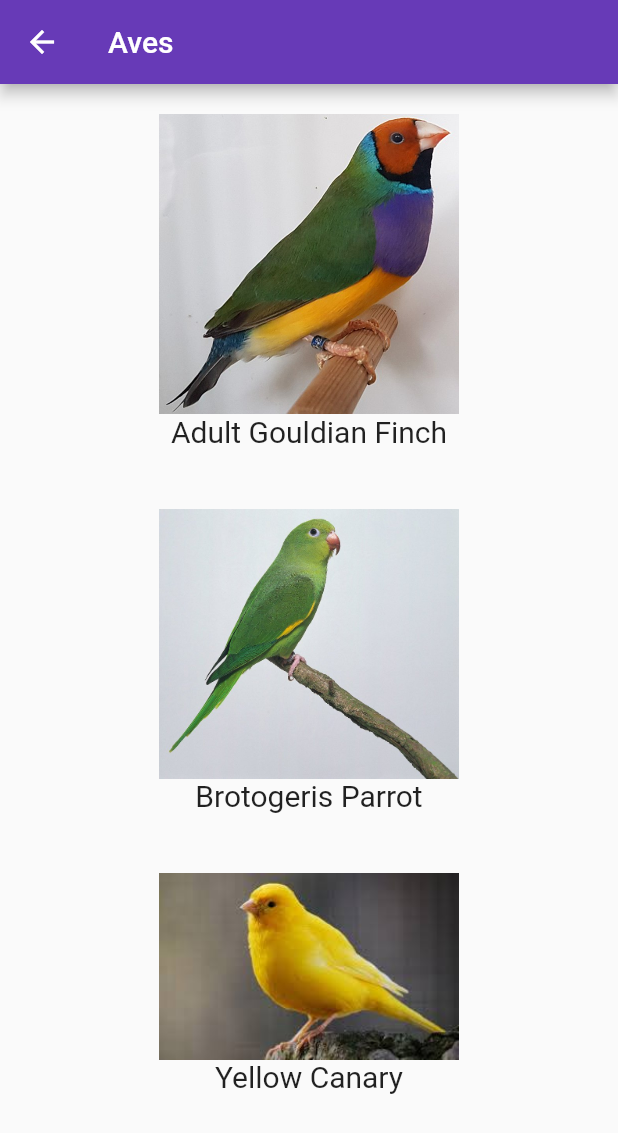
After one commit to m60miguel/NewbiePets, a Flutter app: the BirdsPage screen opened directly, on a phone screen of 412 x 824 dp. The commit adds this screen. Shown: the top 1133 px of the screen. Run offline on Flutter 3.47's test engine with Material 2 defaults, Android fonts, the phone set to English and light mode, and no system bars; our stand-ins replace font_awesome_flutter, google_maps_flutter.

Commit message:
Birds page creation and integration into pets page

```diff
--- /dev/null
+++ b/newbiepets_flutter/lib/pages/birds.dart
@@ -0,0 +1,42 @@
+import 'package:flutter/material.dart';
+
+class BirdsPage extends StatelessWidget {
+  @override
+  Widget build(BuildContext context) {
+    return new Scaffold(
+      appBar: new AppBar(
+        title: new Text("Aves"),
+      ),
+      body: new ListView(
+        children: <Widget>[
+          new ListBirds(imageBird: "adult-gouldian-finch.jpg", nameBird: "Adult Gouldian Finch"),
+          new ListBirds(imageBird: "brotogeris-parrot.jpg", nameBird: "Brotogeris Parrot"),
+          new ListBirds(imageBird: "yellow-canary.jpg", nameBird: "Yellow Canary")
+        ],
+      ),
+    );
+  }
+}
+
+class ListBirds extends StatelessWidget {
+
+  ListBirds ({this.imageBird, this.nameBird});
+
+  final String imageBird;
+  final String nameBird;
+
+  @override
+  Widget build(BuildContext context) {
+    return new Container(
+      padding: new EdgeInsets.all(20.0),
+      child: new Center(
+        child: new Column(
+          children: <Widget>[
+            new Image.asset('images/birds/'+imageBird, width: 200.0),
+            new Text(nameBird, style: new TextStyle(fontSize: 20.0))
+          ],
+        ),
+      ),
+    );
+  }
+}
--- a/newbiepets_flutter/lib/pages/pets.dart
+++ b/newbiepets_flutter/lib/pages/pets.dart
@@ -1,6 +1,7 @@
 import 'package:flutter/material.dart';
 import 'package:newbiepets_flutter/pages/dogs.dart';
 import 'package:newbiepets_flutter/pages/cats.dart';
+import 'package:newbiepets_flutter/pages/birds.dart';
 
 class PetsPage extends StatelessWidget {
   @override
@@ -95,6 +96,12 @@ class PetsPage extends StatelessWidget {
                     ),
                     ListTile(
                       title: Text('Aves'),
+                      onTap: () {
+                        Navigator.push(
+                            context,
+                            MaterialPageRoute(
+                                builder: (context) => BirdsPage()));
+                      },
                     )
                   ],
                 ),
--- a/newbiepets_flutter/pubspec.yaml
+++ b/newbiepets_flutter/pubspec.yaml
@@ -61,6 +61,9 @@ flutter:
     - images/cats/american-shorthair.jpg
     - images/cats/bombay.jpg
     - images/cats/korat.jpg
+    - images/birds/adult-gouldian-finch.jpg
+    - images/birds/brotogeris-parrot.jpg
+    - images/birds/yellow-canary.jpg
 
   # An image asset can refer to one or more resolution-specific "variants", see
   # https://flutter.dev/assets-and-images/#resolution-aware.
```
Also changed, not shown: newbiepets_flutter/images/birds/adult-gouldian-finch.jpg (added), newbiepets_flutter/images/birds/brotogeris-parrot.jpg (added), newbiepets_flutter/images/birds/yellow-canary.jpg (added).
